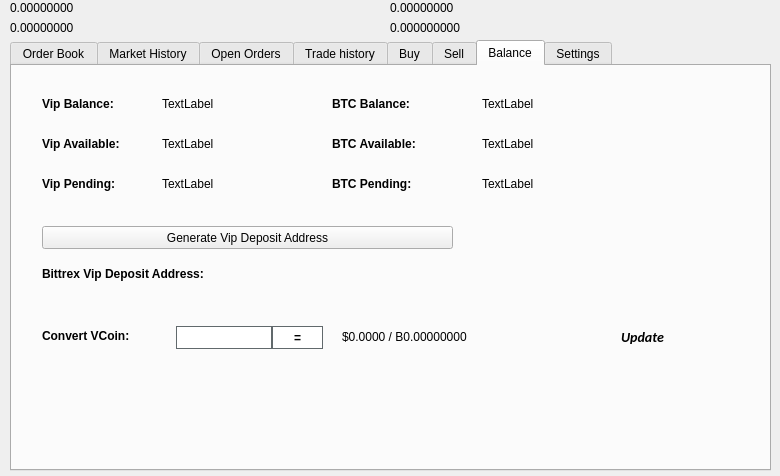
Qt form src/qt/forms/tradingdialog.ui (vipcore/VIP-OLD) before a commit.
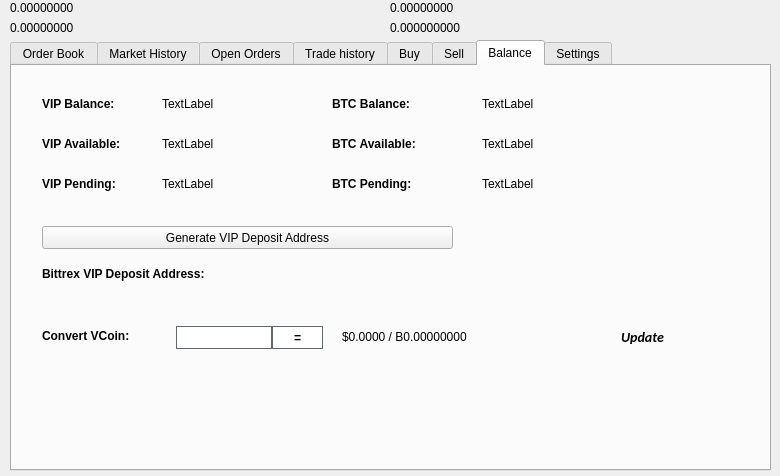
The same form after that commit. The open tabs and pages were chosen to show the change. Icons and pictures are not drawn.

Patch:
```diff
--- a/src/qt/forms/tradingdialog.ui
+++ b/src/qt/forms/tradingdialog.ui
@@ -2762,7 +2762,7 @@
       </font>
      </property>
      <property name="text">
-      <string>Vip Balance:</string>
+      <string>VIP Balance:</string>
      </property>
     </widget>
     <widget class="QLabel" name="label_12">
@@ -2813,7 +2813,7 @@
       </font>
      </property>
      <property name="text">
-      <string>Vip Available:</string>
+      <string>VIP Available:</string>
      </property>
     </widget>
     <widget class="QLabel" name="label_14">
@@ -2832,7 +2832,7 @@
       </font>
      </property>
      <property name="text">
-      <string>Vip Pending:</string>
+      <string>VIP Pending:</string>
      </property>
     </widget>
     <widget class="QLabel" name="VipPendingLabel">
@@ -2928,7 +2928,7 @@
       </font>
      </property>
      <property name="text">
-      <string>Bittrex Vip Deposit Address:</string>
+      <string>Bittrex VIP Deposit Address:</string>
      </property>
     </widget>
     <widget class="QPushButton" name="GenDepositBTN">
@@ -2941,7 +2941,7 @@
       </rect>
      </property>
      <property name="text">
-      <string>Generate Vip Deposit Address</string>
+      <string>Generate VIP Deposit Address</string>
      </property>
      <property name="icon">
       <iconset resource="../vip.qrc">
```
Left out of the diff: 34 changed lines with no effect on the pictures.
